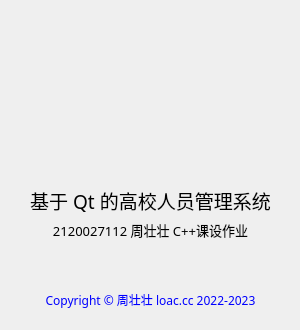
Qt form about.ui (LuodachuiXG/management_system) before a commit.
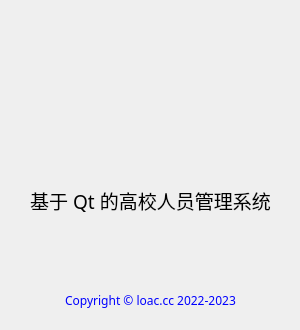
The same form after that commit. Icons and pictures are not drawn.

The edit to the form file:
```diff
--- a/about.ui
+++ b/about.ui
@@ -75,7 +75,7 @@
     </font>
    </property>
    <property name="text">
-    <string>&lt;html&gt;&lt;head/&gt;&lt;body&gt;&lt;p&gt;2120027112 周壮壮 C++课设作业&lt;/p&gt;&lt;/body&gt;&lt;/html&gt;</string>
+    <string>&lt;html&gt;&lt;head/&gt;&lt;body&gt;&lt;p&gt;&lt;br/&gt;&lt;/p&gt;&lt;/body&gt;&lt;/html&gt;</string>
    </property>
    <property name="alignment">
     <set>Qt::AlignCenter</set>
@@ -99,7 +99,7 @@
     </font>
    </property>
    <property name="text">
-    <string>&lt;html&gt;&lt;head/&gt;&lt;body&gt;&lt;p&gt;&lt;span style=&quot; color:#0000ff;&quot;&gt;Copyright © 周壮壮 loac.cc 2022-2023&lt;/span&gt;&lt;/p&gt;&lt;/body&gt;&lt;/html&gt;</string>
+    <string>&lt;html&gt;&lt;head/&gt;&lt;body&gt;&lt;p&gt;&lt;span style=&quot; color:#0000ff;&quot;&gt;Copyright © loac.cc 2022-2023&lt;/span&gt;&lt;/p&gt;&lt;/body&gt;&lt;/html&gt;</string>
    </property>
    <property name="alignment">
     <set>Qt::AlignCenter</set>
```
